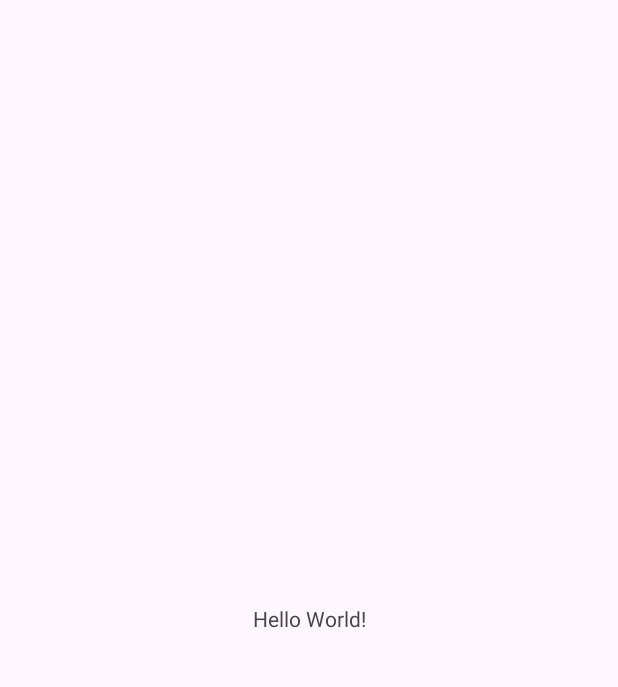
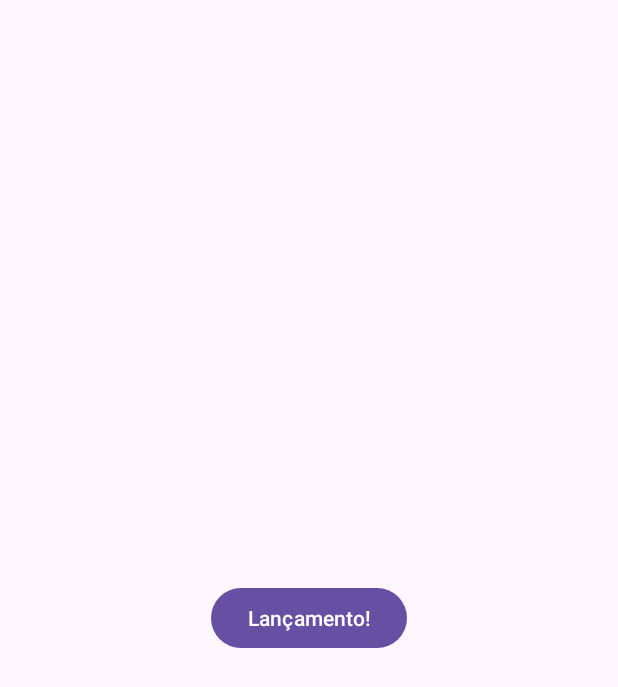
Before and after one commit to RSouzaTi/TrocaTela-posmoveis2025, an Android app: the screen it shows after launch (MainActivity), on a phone screen of 412 x 824 dp. Before the commit the part shown is almost empty. Shown: the top 687 px of the screen. Run offline under Robolectric (Android 15) with nearby library versions, the phone set to English and light mode, and no system bars.

Commit message:
Aplicativo com a primeira tela (sem codificar o botão

```diff
--- a/app/src/main/java/br/edu/utfpr/trocatela_posmoveis2025/MainActivity.kt
+++ b/app/src/main/java/br/edu/utfpr/trocatela_posmoveis2025/MainActivity.kt
@@ -1,6 +1,7 @@
 package br.edu.utfpr.trocatela_posmoveis2025
 
 import android.os.Bundle
+import android.view.View
 import androidx.activity.enableEdgeToEdge
 import androidx.appcompat.app.AppCompatActivity
 import androidx.core.view.ViewCompat
@@ -17,4 +18,6 @@ class MainActivity : AppCompatActivity() {
             insets
         }
     }
+
+    fun btLançamentoOnClick(view: View) {}
 }
--- a/app/src/main/res/layout/activity_main.xml
+++ b/app/src/main/res/layout/activity_main.xml
@@ -7,10 +7,11 @@
     android:layout_height="match_parent"
     tools:context=".MainActivity">
 
-    <TextView
+    <Button
         android:layout_width="wrap_content"
         android:layout_height="wrap_content"
-        android:text="Hello World!"
+        android:text="Lançamento!"
+        android:onClick="btLançamentoOnClick"
         app:layout_constraintBottom_toBottomOf="parent"
         app:layout_constraintEnd_toEndOf="parent"
         app:layout_constraintStart_toStartOf="parent"
```
